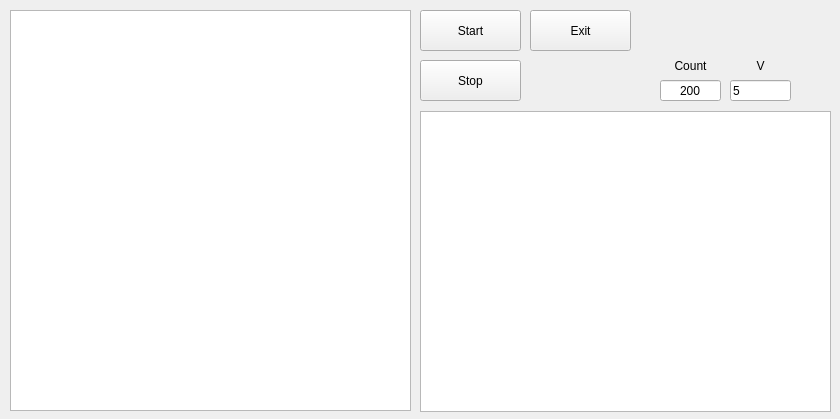
The window that widget.ui (arsdemal/maxwell) describes before a commit, drawn with Qt 5.
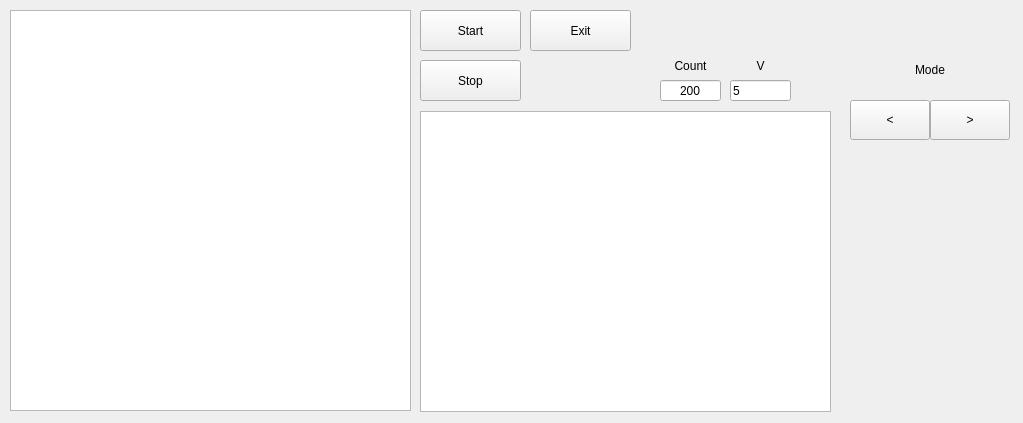
The same window after the commit.

```diff
--- a/widget.ui
+++ b/widget.ui
@@ -6,8 +6,8 @@
    <rect>
     <x>0</x>
     <y>0</y>
-    <width>840</width>
-    <height>419</height>
+    <width>1023</width>
+    <height>423</height>
    </rect>
   </property>
   <property name="windowTitle">
@@ -139,6 +139,48 @@
     <set>Qt::AlignCenter</set>
    </property>
   </widget>
+  <widget class="QPushButton" name="decModButton">
+   <property name="geometry">
+    <rect>
+     <x>850</x>
+     <y>100</y>
+     <width>80</width>
+     <height>40</height>
+    </rect>
+   </property>
+   <property name="text">
+    <string>&lt;</string>
+   </property>
+  </widget>
+  <widget class="QPushButton" name="incModButton">
+   <property name="geometry">
+    <rect>
+     <x>930</x>
+     <y>100</y>
+     <width>80</width>
+     <height>40</height>
+    </rect>
+   </property>
+   <property name="text">
+    <string>&gt;</string>
+   </property>
+  </widget>
+  <widget class="QLabel" name="textMode">
+   <property name="geometry">
+    <rect>
+     <x>850</x>
+     <y>50</y>
+     <width>160</width>
+     <height>40</height>
+    </rect>
+   </property>
+   <property name="text">
+    <string>Mode</string>
+   </property>
+   <property name="alignment">
+    <set>Qt::AlignCenter</set>
+   </property>
+  </widget>
  </widget>
  <layoutdefault spacing="6" margin="11"/>
  <resources/>
```
